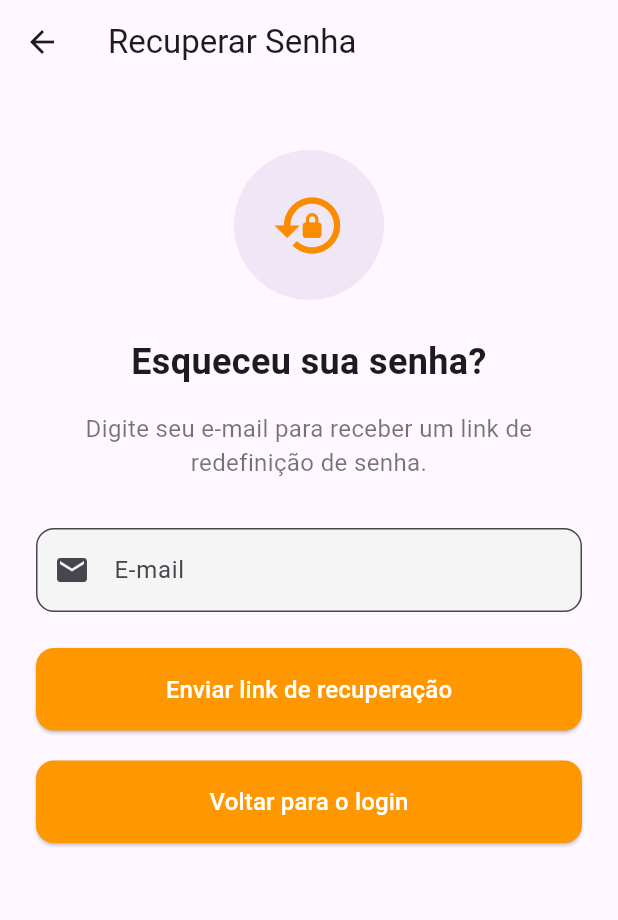
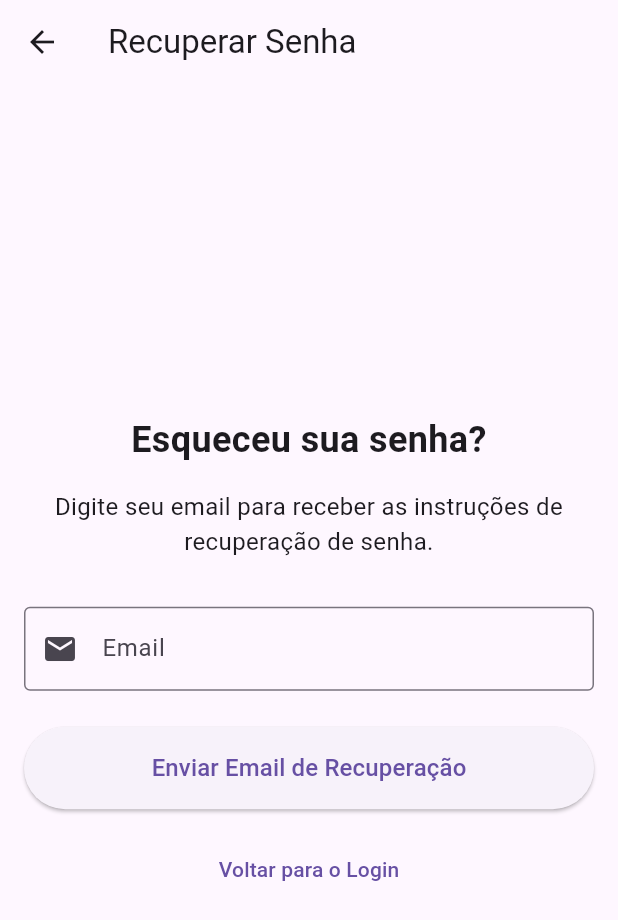
Before and after one commit to RafaelAndeloci/pdm_fatec_1, a Flutter app: the screen it shows after launch, after a tap on "Esqueci minha senha", on a phone screen of 412 x 824 dp. Shown: the top 920 px of the screen. Run offline on Flutter 3.47's test engine with Material 3 defaults, Android fonts, the phone set to English and light mode, and no system bars; our stand-ins replace device_preview, firebase_auth, firebase_core, get_it, shared_preferences; accounts and stored records are empty.

Commit message:
feat(auth): integrando feature de esqueci-a-senha

```diff
--- a/lib/view/forgot-password/forgot-password_view.dart
+++ b/lib/view/forgot-password/forgot-password_view.dart
@@ -1,4 +1,6 @@
 import 'package:flutter/material.dart';
+import 'package:pdm_fatec_1/controller/auth/auth_controller.dart';
+import 'package:provider/provider.dart';
 
 class ForgotPasswordScreen extends StatefulWidget {
   const ForgotPasswordScreen({super.key});
@@ -8,39 +10,8 @@ class ForgotPasswordScreen extends StatefulWidget {
 }
 
 class _ForgotPasswordScreenState extends State<ForgotPasswordScreen> {
-  final TextEditingController _emailController = TextEditingController();
   final _formKey = GlobalKey<FormState>();
-  bool _isLoading = false;
-  String? _errorMessage;
-  bool _resetEmailSent = false;
-
-  void _resetPassword() async {
-    if (!_formKey.currentState!.validate()) {
-      return;
-    }
-
-    setState(() {
-      _isLoading = true;
-      _errorMessage = null;
-    });
-
-    // Simulação de uma requisição de API
-    try {
-      // Em um app real, você implementaria a chamada de API aqui
-      await Future.delayed(const Duration(seconds: 2));
-
-      // Simular sucesso
-      setState(() {
-        _isLoading = false;
-        _resetEmailSent = true;
-      });
-    } catch (e) {
-      setState(() {
-        _isLoading = false;
-        _errorMessage = "Erro ao enviar o e-mail. Tente novamente.";
-      });
-    }
-  }
+  final _emailController = TextEditingController();
 
   @override
   void dispose() {
@@ -48,192 +19,104 @@ class _ForgotPasswordScreenState extends State<ForgotPasswordScreen> {
     super.dispose();
   }
 
-  @override
-  Widget build(BuildContext context) {
-    return Scaffold(
-      appBar: AppBar(title: const Text("Recuperar Senha"), elevation: 0),
-      body: Padding(
-        padding: const EdgeInsets.all(24.0),
-        child: _resetEmailSent ? _buildSuccessMessage() : _buildResetForm(),
+  Future<void> _resetPassword() async {
+    if (_formKey.currentState!.validate()) {
+      final authController = context.read<AuthController>();
+      final success = await authController.resetPassword(_emailController.text);
+
+      if (mounted) {
+        if (success) {
+          ScaffoldMessenger.of(context).showSnackBar(
+            const SnackBar(
+              content: Text('Email de recuperação enviado com sucesso!'),
+              backgroundColor: Colors.green,
+            ),
+          );
+          Navigator.pop(context);
+        } else {
+          ScaffoldMessenger.of(context).showSnackBar(
+            SnackBar(
+              content: Text(
+                authController.error ?? 'Erro ao enviar email de recuperação',
+              ),
+              backgroundColor: Colors.red,
             ),
           );
         }
+      }
+    }
+  }
 
-  Widget _buildResetForm() {
-    return Form(
+  @override
+  Widget build(BuildContext context) {
+    final authController = context.watch<AuthController>();
+
+    return Scaffold(
+      appBar: AppBar(title: const Text('Recuperar Senha')),
+      body: Padding(
+        padding: const EdgeInsets.all(16.0),
+        child: Form(
           key: _formKey,
           child: Column(
+            mainAxisAlignment: MainAxisAlignment.center,
             crossAxisAlignment: CrossAxisAlignment.stretch,
             children: [
-          const SizedBox(height: 20),
-
-          // Ícone e título
-          Center(
-            child: CircleAvatar(
-              radius: 50,
-              backgroundColor: Theme.of(context).primaryColor.withOpacity(0.1),
-              child: Icon(
-                Icons.lock_reset,
-                size: 50,
-                color: Colors.orange.shade600,
+              const Text(
+                'Esqueceu sua senha?',
+                style: TextStyle(fontSize: 24, fontWeight: FontWeight.bold),
+                textAlign: TextAlign.center,
+              ),
+              const SizedBox(height: 16),
+              const Text(
+                'Digite seu email para receber as instruções de recuperação de senha.',
+                style: TextStyle(fontSize: 16),
+                textAlign: TextAlign.center,
+              ),
+              const SizedBox(height: 32),
+              TextFormField(
+                controller: _emailController,
+                keyboardType: TextInputType.emailAddress,
+                decoration: const InputDecoration(
+                  labelText: 'Email',
+                  border: OutlineInputBorder(),
+                  prefixIcon: Icon(Icons.email),
+                ),
+                validator: (value) {
+                  if (value == null || value.isEmpty) {
+                    return 'Por favor, digite seu email';
+                  }
+                  if (!value.contains('@')) {
+                    return 'Por favor, digite um email válido';
+                  }
+                  return null;
+                },
+              ),
+              const SizedBox(height: 24),
+              ElevatedButton(
+                onPressed: authController.isLoading ? null : _resetPassword,
+                style: ElevatedButton.styleFrom(
+                  padding: const EdgeInsets.symmetric(vertical: 16),
+                ),
+                child:
+                    authController.isLoading
+                        ? const CircularProgressIndicator()
+                        : const Text(
+                          'Enviar Email de Recuperação',
+                          style: TextStyle(fontSize: 16),
+                        ),
+              ),
+              const SizedBox(height: 16),
+              TextButton(
+                onPressed:
+                    authController.isLoading
+                        ? null
+                        : () => Navigator.pop(context),
+                child: const Text('Voltar para o Login'),
+              ),
+            ],
           ),
         ),
       ),
-
-          const SizedBox(height: 24),
-
-          const Text(
-            "Esqueceu sua senha?",
-            style: TextStyle(fontSize: 24, fontWeight: FontWeight.bold),
-            textAlign: TextAlign.center,
-          ),
-
-          const SizedBox(height: 16),
-
-          const Text(
-            "Digite seu e-mail para receber um link de redefinição de senha.",
-            style: TextStyle(fontSize: 16, color: Colors.black54),
-            textAlign: TextAlign.center,
-          ),
-
-          const SizedBox(height: 32),
-
-          // Campo de e-mail
-          TextFormField(
-            controller: _emailController,
-            keyboardType: TextInputType.emailAddress,
-            decoration: InputDecoration(
-              labelText: "E-mail",
-              hintText: "Digite seu e-mail",
-              prefixIcon: const Icon(Icons.email),
-              border: OutlineInputBorder(
-                borderRadius: BorderRadius.circular(12),
-              ),
-              filled: true,
-              fillColor: Colors.grey.shade100,
-            ),
-            validator: (value) {
-              if (value == null || value.isEmpty) {
-                return "Por favor, digite seu e-mail";
-              }
-
-              final emailRegex = RegExp(r'^[\w-\.]+@([\w-]+\.)+[\w-]{2,4}$');
-              if (!emailRegex.hasMatch(value)) {
-                return "Digite um e-mail válido";
-              }
-
-              return null;
-            },
-          ),
-
-          const SizedBox(height: 24),
-
-          // Exibir mensagem de erro se houver
-          if (_errorMessage != null)
-            Padding(
-              padding: const EdgeInsets.only(bottom: 16),
-              child: Text(
-                _errorMessage!,
-                style: const TextStyle(color: Colors.red, fontSize: 14),
-                textAlign: TextAlign.center,
-              ),
-            ),
-
-          // Botão de enviar
-          ElevatedButton(
-            onPressed: _isLoading ? null : _resetPassword,
-            style: ElevatedButton.styleFrom(
-              backgroundColor: Colors.orange,
-              padding: const EdgeInsets.symmetric(vertical: 16),
-              shape: RoundedRectangleBorder(
-                borderRadius: BorderRadius.circular(12),
-              ),
-            ),
-            child:
-                _isLoading
-                    ? const SizedBox(
-                      height: 20,
-                      width: 20,
-                      child: CircularProgressIndicator(
-                        strokeWidth: 2,
-                        color: Colors.white,
-                      ),
-                    )
-                    : const Text(
-                      "Enviar link de recuperação",
-                      style: TextStyle(fontSize: 16, color: Colors.white),
-                    ),
-          ),
-
-          const SizedBox(height: 20),
-
-          // Link para voltar à tela de login
-          ElevatedButton(
-            onPressed: () {
-              // idk how to put a button on disabled mode
-              if (_isLoading) return;
-              Navigator.pop(context);
-            },
-            style: ElevatedButton.styleFrom(
-              backgroundColor: Colors.orange,
-              padding: const EdgeInsets.symmetric(vertical: 16),
-              shape: RoundedRectangleBorder(
-                borderRadius: BorderRadius.circular(12),
-              ),
-            ),
-            child: Text(
-              "Voltar para o login",
-              style: TextStyle(fontSize: 16, color: Colors.white),
-            ),
-          ),
-        ],
-      ),
-    );
-  }
-
-  Widget _buildSuccessMessage() {
-    return Column(
-      mainAxisAlignment: MainAxisAlignment.center,
-      children: [
-        Icon(Icons.mark_email_read, size: 80, color: Colors.orange.shade600),
-
-        const SizedBox(height: 24),
-
-        const Text(
-          "E-mail enviado!",
-          style: TextStyle(fontSize: 24, fontWeight: FontWeight.bold),
-          textAlign: TextAlign.center,
-        ),
-
-        const SizedBox(height: 16),
-
-        Text(
-          "Enviamos instruções de recuperação de senha para ${_emailController.text}",
-          style: const TextStyle(fontSize: 16, color: Colors.black54),
-          textAlign: TextAlign.center,
-        ),
-
-        const SizedBox(height: 32),
-
-        ElevatedButton(
-          onPressed: () {
-            Navigator.pop(context);
-          },
-          style: ElevatedButton.styleFrom(
-            padding: const EdgeInsets.symmetric(vertical: 16, horizontal: 32),
-            backgroundColor: Colors.orange,
-            shape: RoundedRectangleBorder(
-              borderRadius: BorderRadius.circular(12),
-            ),
-          ),
-          child: const Text(
-            "Voltar para o login",
-            style: TextStyle(color: Colors.white),
-          ),
-        ),
-
-        const SizedBox(height: 16),
-      ],
     );
   }
 }
```
Also changed, not shown: lib/controller/auth/auth_controller.dart (+39 -4 lines). Lines whose indentation alone changed are shown as unchanged.
